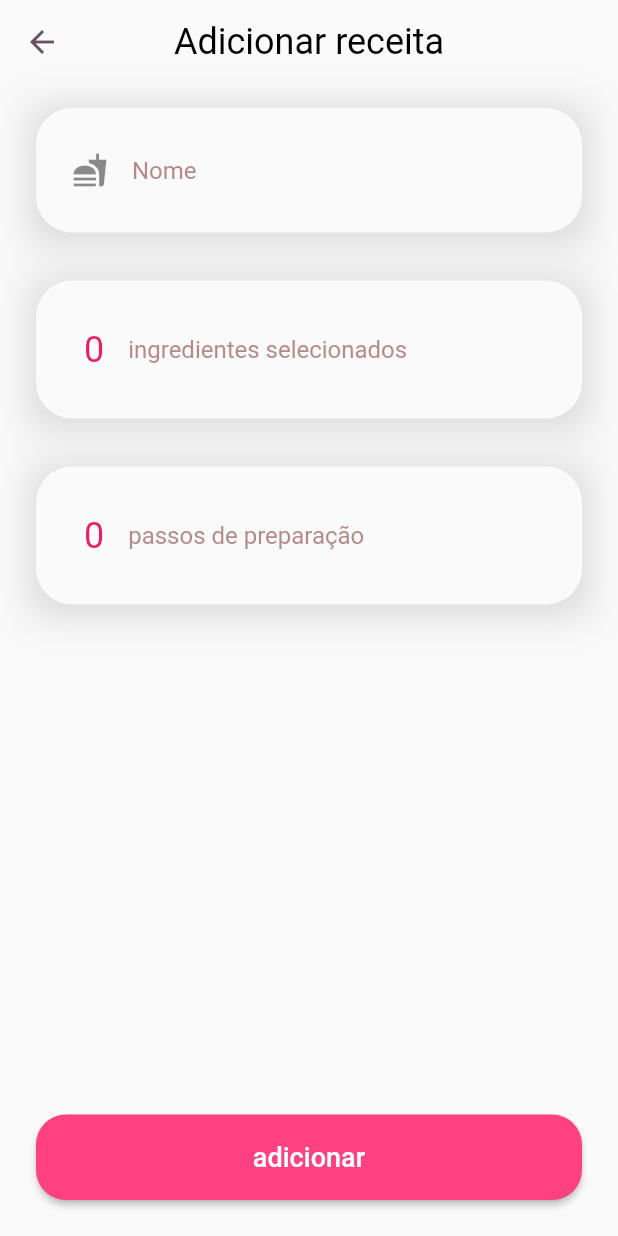
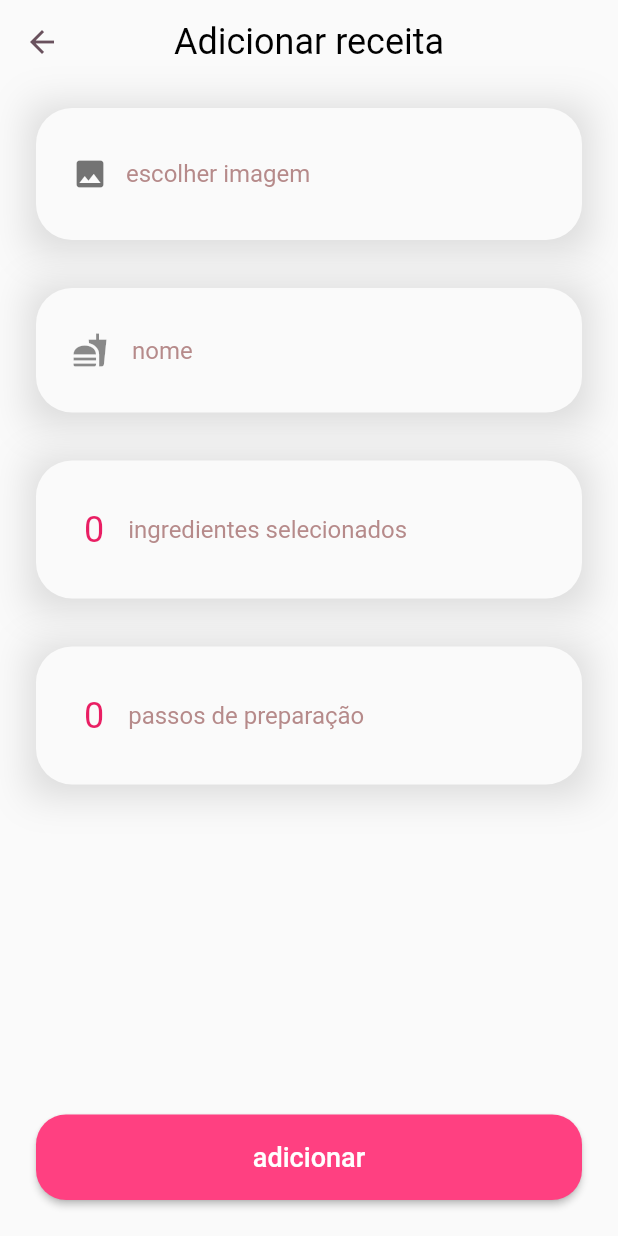
Before and after one commit to leonardovallem/mingle, a Flutter app: the AddRecipePage screen opened by its route, on a phone screen of 412 x 824 dp. Run offline on Flutter 3.47's test engine with Material 2 defaults, Android fonts, the phone set to English and light mode, and no system bars; our stand-ins replace firebase_core, firebase_storage, flutter_rating_bar, image_picker, shared_preferences, sqflite; missing offline and left inert: crypt; accounts and stored records are empty; Roboto replaces fonts that are missing (Quicksand).

Commit message:
firebase image upload

```diff
--- a/lib/components/new_ingredient_dialog.dart
+++ b/lib/components/new_ingredient_dialog.dart
@@ -1,6 +1,5 @@
 import 'package:flutter/material.dart';
 import 'package:projects/model/used_ingredient.dart';
-import 'package:projects/networking/api.dart';
 import 'package:projects/screens/add_ingredient_page.dart';
 
 class NewIngredientDialog extends StatelessWidget {
--- a/lib/screens/add_recipe_page.dart
+++ b/lib/screens/add_recipe_page.dart
@@ -1,5 +1,8 @@
+import 'dart:io';
+
 import 'package:flutter/cupertino.dart';
 import 'package:flutter/material.dart';
+import 'package:image_picker/image_picker.dart';
 import 'package:projects/components/checkbox_list.dart';
 import 'package:projects/components/checkbox_list_button.dart';
 import 'package:projects/components/mingle_large_button.dart';
@@ -12,6 +15,7 @@ import 'package:projects/model/dto/recipe_dto.dart';
 import 'package:projects/model/dto/used_ingredient_dto.dart';
 import 'package:projects/model/ingredient.dart';
 import 'package:projects/networking/api.dart';
+import 'package:projects/networking/firebase.dart';
 import 'package:projects/util/list_items_controller.dart';
 import 'package:projects/util/no_glow_scroll.dart';
 
@@ -25,6 +29,9 @@ class _AddRecipePageState extends State<AddRecipePage> {
   final ListItemsController _preparationController = ListItemsController<String>();
   final ListItemsController _ingredientsController = ListItemsController<IngredientDTO>();
 
+  String? _file;
+  String _displayMessage = "escolher imagem";
+
   @override
   Widget build(BuildContext context) {
     void addRecipe() async {
@@ -33,6 +40,7 @@ class _AddRecipePageState extends State<AddRecipePage> {
         usedIngredients: _ingredientsController.items.cast<IngredientDTO>().map((ing) => UsedIngredientDTO(ingredient: ing)).toList(),
         preparation: _preparationController.items.cast<String>(),
         creatorId: await currentUsername(),
+        picture: _file,
       );
       await RecipeAPI.insert(recipe);
       Navigator.pop(context);
@@ -53,8 +61,46 @@ class _AddRecipePageState extends State<AddRecipePage> {
               builder: (context, snapshot) {
                 return ListView(
                   children: [
+                    Container(
+                      margin: EdgeInsets.symmetric(vertical: 16.0, horizontal: 24.0),
+                      decoration: BoxDecoration(boxShadow: [
+                        BoxShadow(
+                          color: Colors.grey.withOpacity(0.35),
+                          spreadRadius: 5,
+                          blurRadius: 20,
+                          offset: Offset(0, 3),
+                        )
+                      ]),
+                      child: ElevatedButton(
+                        onPressed: () async {
+                          final file = await ImagePicker().pickImage(source: ImageSource.gallery);
+                          if (file == null) return;
+
+                          setState(() => _displayMessage = "carregando imagem...");
+                          _file = await uploadImage(file);
+
+                          setState(() => _displayMessage = "imagem selecionada");
+                        },
+                        child: Row(
+                          crossAxisAlignment: CrossAxisAlignment.center,
+                          children: [
+                            const Padding(
+                              padding: EdgeInsets.only(right: 12.0),
+                              child: Icon(Icons.image, color: Colors.black54),
+                            ),
+                            Text(_displayMessage,
+                                style: const TextStyle(color: Color(0xDDAB7979), fontSize: 16, fontWeight: FontWeight.w400))
+                          ],
+                        ),
+                        style: ElevatedButton.styleFrom(
+                            padding: EdgeInsets.symmetric(vertical: 32, horizontal: 24),
+                            primary: Color(0xFFFAFAFA),
+                            shadowColor: Colors.transparent,
+                            shape: RoundedRectangleBorder(borderRadius: BorderRadius.circular(24))),
+                      ),
+                    ),
                     MingleTextInput(
-                      label: "Nome",
+                      label: "nome",
                       icon: Icon(Icons.fastfood),
                       controller: _nameController,
                     ),
@@ -64,8 +110,7 @@ class _AddRecipePageState extends State<AddRecipePage> {
                       onPressed: () {
                         Navigator.push(
                           context,
-                          MaterialPageRoute(
-                              builder: (context) {
+                          MaterialPageRoute(builder: (context) {
                             return CheckboxList(
                               title: "Ingredientes",
                               items: (snapshot.data as List<Ingredient>).map((ing) => ing.toDTO()).toList(),
--- a/pubspec.yaml
+++ b/pubspec.yaml
@@ -36,8 +36,9 @@ dependencies:
   shared_preferences:
   crypt:
   http:
-  dio:
-
+  image_picker:
+  firebase_storage:
+  firebase_core:
 
   # The following adds the Cupertino Icons font to your application.
   # Use with the CupertinoIcons class for iOS style icons.
```
Also changed, not shown: lib/main.dart (+10 -1 lines), lib/networking/firebase.dart (added, +12 -0 lines), lib/screens/login_page.dart (+12 -3 lines), pubspec.lock, 11 other files. Lines whose indentation alone changed are shown as unchanged.
